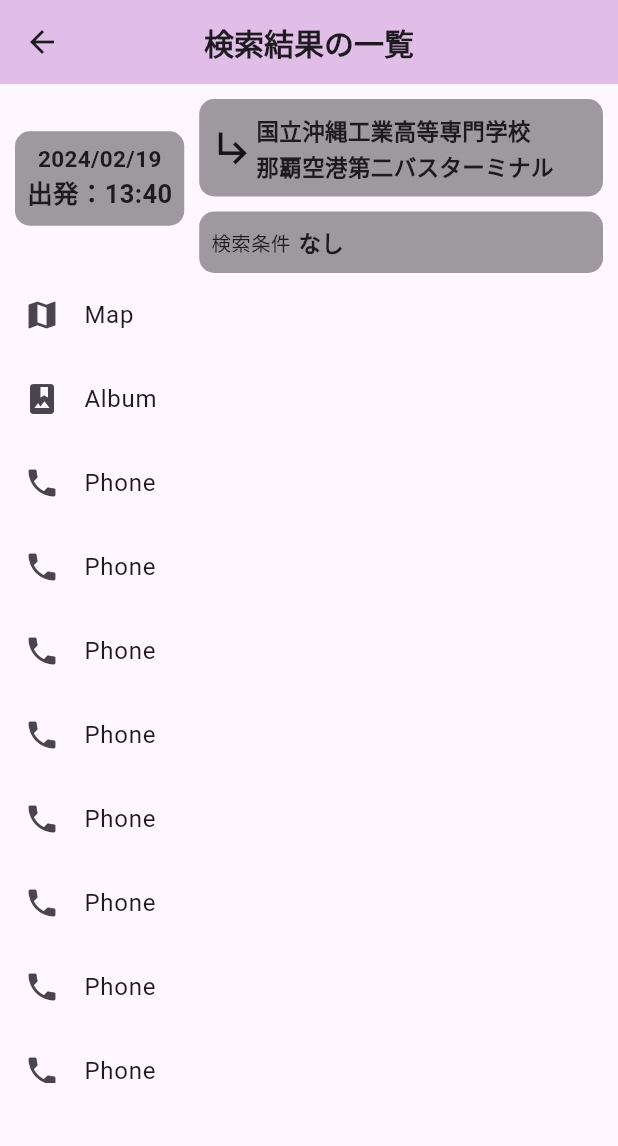
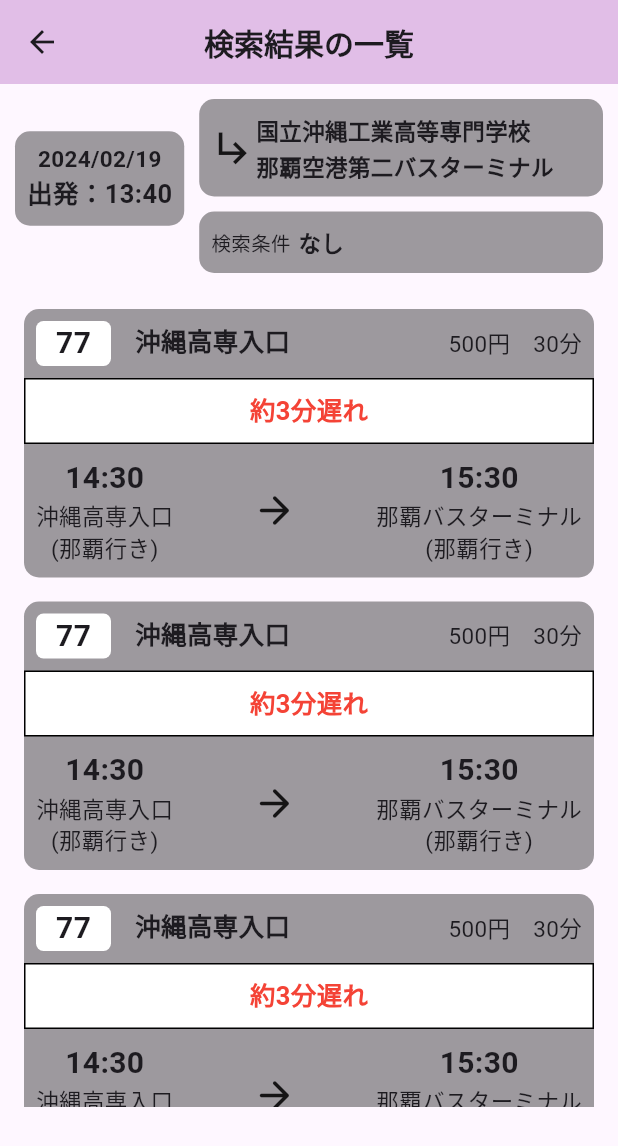
Before and after one commit to Yoshidagumi-group5/bus_app, a Flutter app: the SearchResult screen opened directly, on a phone screen of 412 x 824 dp. Shown: the top 1146 px of the screen. Run offline on Flutter 3.47's test engine with Material 3 defaults, Android fonts, the phone set to English and light mode, and no system bars; our stand-ins replace flutter_riverpod.

Commit message:
検索結果画面のUIの完成

```diff
--- a/lib/main.dart
+++ b/lib/main.dart
@@ -1,6 +1,5 @@
 import 'package:bus_app/pages/example.dart';
 import 'package:bus_app/pages/home_page.dart';
-import 'package:bus_app/pages/example2.dart';
 import 'package:flutter/material.dart';
 import 'package:flutter_riverpod/flutter_riverpod.dart';
 
--- a/lib/pages/SearchResult.dart
+++ b/lib/pages/SearchResult.dart
@@ -1,9 +1,7 @@
 // import 'dart:html';
 // import 'dart:math';
 
-import 'package:flutter/cupertino.dart';
 import 'package:flutter/material.dart';
-import 'package:flutter/widgets.dart';
 import 'package:flutter_riverpod/flutter_riverpod.dart';
 
 class SearchResult extends ConsumerWidget {
@@ -175,104 +173,172 @@ class SearchResult extends ConsumerWidget {
                   ),
                 ],
               ),
-              LimitedBox(
-                maxHeight: 540,
-                child: ListView(
-                  shrinkWrap: true,
-                  children: <Widget>[
-                    const ListTile(
-                      leading: Icon(Icons.map),
-                      title: Text('Map'),
-                    ),
-                    const ListTile(
-                      leading: Icon(Icons.photo_album),
-                      title: Text('Album'),
-                    ),
-                    const ListTile(
-                      leading: Icon(Icons.phone),
-                      title: Text('Phone'),
-                    ),
-                    const ListTile(
-                      leading: Icon(Icons.phone),
-                      title: Text('Phone'),
-                    ),
-                    const ListTile(
-                      leading: Icon(Icons.phone),
-                      title: Text('Phone'),
-                    ),
-                    const ListTile(
-                      leading: Icon(Icons.phone),
-                      title: Text('Phone'),
-                    ),
-                    const ListTile(
-                      leading: Icon(Icons.phone),
-                      title: Text('Phone'),
-                    ),
-                    const ListTile(
-                      leading: Icon(Icons.phone),
-                      title: Text('Phone'),
-                    ),
-                    const ListTile(
-                      leading: Icon(Icons.phone),
-                      title: Text('Phone'),
-                    ),
-                    const ListTile(
-                      leading: Icon(Icons.phone),
-                      title: Text('Phone'),
-                    ),
-                    const ListTile(
-                      leading: Icon(Icons.phone),
-                      title: Text('Phone'),
-                    ),
-                    const ListTile(
-                      leading: Icon(Icons.phone),
-                      title: Text('Phone'),
-                    ),
-                    const ListTile(
-                      leading: Icon(Icons.phone),
-                      title: Text('Phone'),
-                    ),
-                    const ListTile(
-                      leading: Icon(Icons.phone),
-                      title: Text('Phone'),
-                    ),
-                    const ListTile(
-                      leading: Icon(Icons.phone),
-                      title: Text('Phone'),
-                    ),
-                    const ListTile(
-                      leading: Icon(Icons.phone),
-                      title: Text('Phone'),
-                    ),
-                    const ListTile(
-                      leading: Icon(Icons.phone),
-                      title: Text('Phone'),
-                    ),
-                    const ListTile(
-                      leading: Icon(Icons.phone),
-                      title: Text('Phone'),
-                    ),
-                    const ListTile(
-                      leading: Icon(Icons.phone),
-                      title: Text('Phone'),
-                    ),
-                    const ListTile(
-                      leading: Icon(Icons.phone),
-                      title: Text('Phone'),
-                    ),
-                    const ListTile(
-                      leading: Icon(Icons.phone),
-                      title: Text('Phone'),
-                    ),
-                    const ListTile(
-                      leading: Icon(Icons.phone),
-                      title: Text('Phone'),
-                    ),
-                  ],
+              Padding(
+                padding:
+                    const EdgeInsets.only(right: 8.0, left: 8.0, top: 16.0),
+                child: LimitedBox(
+                  maxHeight: 540,
+                  child: ListView(
+                    shrinkWrap: true,
+                    children: [
+                      busSearchResult(77, 500, 30, 3, '14:30', '15:30',
+                          '沖縄高専入口', '那覇バスターミナル'),
+                      busSearchResult(77, 500, 30, 3, '14:30', '15:30',
+                          '沖縄高専入口', '那覇バスターミナル'),
+                      busSearchResult(77, 500, 30, 3, '14:30', '15:30',
+                          '沖縄高専入口', '那覇バスターミナル'),
+                      busSearchResult(77, 500, 30, 3, '14:30', '15:30',
+                          '沖縄高専入口', '那覇バスターミナル'),
+                    ],
+                  ),
                 ),
               ),
             ],
           ),
         ));
   }
+
+  Widget busSearchResult(
+    int busNum, //バスの番号：77番
+    int cost, //バスの値段：500円
+    int time, //バスの所要時間：30分
+    int delayTime, //バスの遅延時間：3分遅れ
+    String startTime, //バスの発車時刻,14:30
+    String endTime, //バスの到着時刻,15:30
+    String startBusStop, //乗るバス停の名前：沖縄高専入口
+    String endBusStop, //降りるバス停の名前：那覇バスターミナル
+  ) {
+    return Padding(
+      padding: const EdgeInsets.all(8.0),
+      child: Container(
+        decoration: BoxDecoration(
+          borderRadius: BorderRadius.circular(10),
+          color: Colors.black38,
+        ),
+        child: Column(
+          children: [
+            Row(
+              children: [
+                Padding(
+                  padding: const EdgeInsets.all(8.0),
+                  child: Container(
+                      alignment: Alignment.center,
+                      width: 50,
+                      height: 30,
+                      decoration: BoxDecoration(
+                        borderRadius: BorderRadius.circular(5),
+                        color: Colors.white,
+                      ),
+                      child: Text(
+                        busNum.toString(),
+                        style: TextStyle(
+                            fontSize: 20, fontWeight: FontWeight.bold),
+                      )),
+                ),
+                Padding(
+                  padding: EdgeInsets.only(left: 8.0, bottom: 4.0),
+                  child: Text(
+                    startBusStop,
+                    style: TextStyle(fontSize: 17, fontWeight: FontWeight.bold),
+                  ),
+                ),
+                Expanded(
+                  child: Container(
+                    alignment: Alignment.centerRight,
+                    child: Padding(
+                      padding: EdgeInsets.all(8.0),
+                      child: Text(
+                        cost.toString() + "円　" + time.toString() + "分",
+                        style: TextStyle(fontSize: 15),
+                      ),
+                    ),
+                  ),
+                ),
+              ],
+            ),
+            Container(
+              decoration: BoxDecoration(
+                border: Border.all(color: Colors.black),
+                color: Colors.white,
+              ),
+              child: Row(
+                mainAxisAlignment: MainAxisAlignment.center,
+                children: [
+                  Padding(
+                    padding: EdgeInsets.all(8.0),
+                    child: Text(
+                      "約" + delayTime.toString() + "分遅れ",
+                      style: TextStyle(
+                          fontSize: 17,
+                          fontWeight: FontWeight.bold,
+                          color: Colors.red),
+                    ),
+                  ),
+                ],
+              ),
+            ),
+            Row(
+              mainAxisAlignment: MainAxisAlignment.spaceBetween,
+              children: [
+                Padding(
+                  padding: EdgeInsets.all(8.0),
+                  child: Column(
+                    crossAxisAlignment: CrossAxisAlignment.center,
+                    children: [
+                      Text(
+                        startTime,
+                        style: TextStyle(
+                            fontSize: 20, fontWeight: FontWeight.bold),
+                      ),
+                      Text(
+                        startBusStop,
+                        style: TextStyle(
+                          fontSize: 15,
+                        ),
+                      ),
+                      Text(
+                        "(那覇行き)",
+                        style: TextStyle(
+                          fontSize: 15,
+                        ),
+                      ),
+                    ],
+                  ),
+                ),
+                Icon(
+                  Icons.arrow_forward_rounded,
+                  size: 30,
+                ),
+                Padding(
+                  padding: EdgeInsets.all(8.0),
+                  child: Column(
+                    crossAxisAlignment: CrossAxisAlignment.center,
+                    children: [
+                      Text(
+                        endTime,
+                        style: TextStyle(
+                            fontSize: 20, fontWeight: FontWeight.bold),
+                      ),
+                      Text(
+                        endBusStop,
+                        style: TextStyle(
+                          fontSize: 15,
+                        ),
+                      ),
+                      Text(
+                        "(那覇行き)",
+                        style: TextStyle(
+                          fontSize: 15,
+                        ),
+                      ),
+                    ],
+                  ),
+                ),
+              ],
+            )
+          ],
+        ),
+      ),
+    );
+  }
 }
--- a/lib/pages/home_page.dart
+++ b/lib/pages/home_page.dart
@@ -3,14 +3,9 @@ import 'package:flutter_riverpod/flutter_riverpod.dart';
 
 import 'package:bus_app/pages/SearchResult.dart';
 
+final transColorProvider = StateProvider<bool>((ref) => false);
 
-final transColorProvider = StateProvider<bool>(
-  (ref) => false
-);
-
-final futsuColorProvider = StateProvider<bool>(
-  (ref) => false
-);
+final futsuColorProvider = StateProvider<bool>((ref) => false);
 
 class HomePage extends ConsumerWidget {
   const HomePage({super.key});
@@ -41,14 +36,8 @@ class HomePage extends ConsumerWidget {
             Row(
               mainAxisAlignment: MainAxisAlignment.center,
               children: [
-                CheckButton(
-                  text: '乗換あり',
-                  provider: transColorProvider
-                ),
-                CheckButton(
-                  text: '普通を外す',
-                  provider: futsuColorProvider
-                ),
+                CheckButton(text: '乗換あり', provider: transColorProvider),
+                CheckButton(text: '普通を外す', provider: futsuColorProvider),
               ],
             ),
             TextButton(
@@ -81,8 +70,7 @@ class HomePage extends ConsumerWidget {
                     shape: RoundedRectangleBorder(
                       borderRadius: BorderRadius.circular(10),
                     ),
-                  fixedSize: const Size(120, 50)
-                ),
+                    fixedSize: const Size(120, 50)),
                 child: const Row(
                   mainAxisAlignment: MainAxisAlignment.center,
                   children: [
@@ -149,8 +137,7 @@ class TextButton extends StatelessWidget {
             shape: RoundedRectangleBorder(
               borderRadius: BorderRadius.circular(10),
             ),
-          fixedSize: Size(width, height)
-        ),
+            fixedSize: Size(width, height)),
         child: Text(
           text,
           style: TextStyle(
@@ -181,12 +168,12 @@ class CheckButton extends ConsumerWidget {
         },
         style: ElevatedButton.styleFrom(
             foregroundColor: Colors.black,
-          backgroundColor: color ? Colors.blue : const Color.fromARGB(255, 241, 241, 241),
+            backgroundColor:
+                color ? Colors.blue : const Color.fromARGB(255, 241, 241, 241),
             shape: RoundedRectangleBorder(
               borderRadius: BorderRadius.circular(10),
             ),
-          fixedSize: const Size(150, 80)
-        ),
+            fixedSize: const Size(150, 80)),
         child: Column(
           mainAxisAlignment: MainAxisAlignment.center,
           children: [
```
Lines whose indentation alone changed are shown as unchanged.
